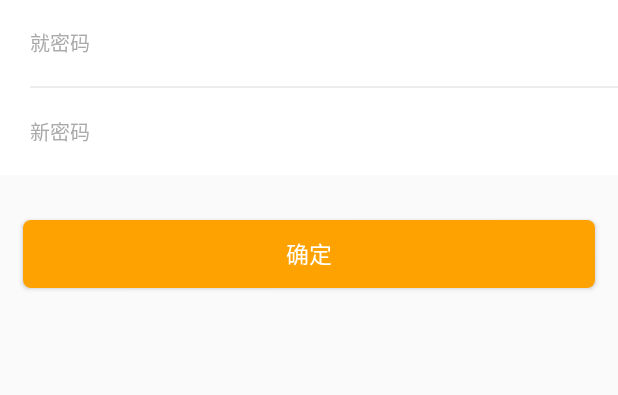
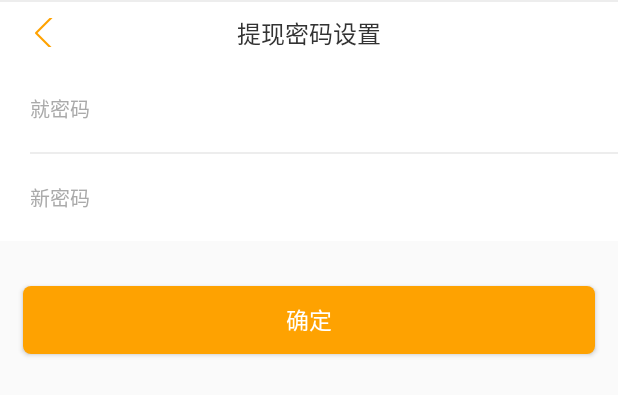
Before and after one commit to cjwmusic/TTravel, an Android app: the layout activity_tx_change.xml on its own in the app's theme, with its tools: preview values and no code run, on a phone screen of 412 x 824 dp. Shown: the top 395 px of the screen. Run offline under Robolectric (Android 15) with nearby library versions, the phone set to English and light mode, and no system bars.

Commit message:
添加支付密码设置和添加功能。

```diff
--- a/app/src/main/AndroidManifest.xml
+++ b/app/src/main/AndroidManifest.xml
@@ -67,6 +67,9 @@
         <activity android:name=".service.my.activity.TxSettingActivity" android:theme="@style/AppTheme.NoActionBar"></activity>
         <activity android:name=".service.my.activity.TxChangeActivity" android:theme="@style/AppTheme.NoActionBar"></activity>
 
+        <activity android:name=".service.my.activity.PayPasswordChangeActivity" android:theme="@style/AppTheme.NoActionBar"></activity>
+        <activity android:name=".service.my.activity.PayPasswordSettingActivity" android:theme="@style/AppTheme.NoActionBar"></activity>
+
         <!-- 实时通信模块、推送（若使用该功能，需添加以下声明）START -->
         <service android:name="com.avos.avoscloud.PushService"/>
         <receiver android:name="com.avos.avoscloud.AVBroadcastReceiver">
--- a/app/src/main/java/com/wukong/ttravel/Utils/Constant.java
+++ b/app/src/main/java/com/wukong/ttravel/Utils/Constant.java
@@ -19,6 +19,7 @@
     public static final String USER_AVATAR = "picUrl";
     public static final String USER_GENDER = "gender";
     public static final String USER_TX_PASSWORD = "userTxPassword";
+    public static final String USER_PAY_PASSWORD = "userPayPassword";
 
 
 
--- a/app/src/main/java/com/wukong/ttravel/Utils/Helper.java
+++ b/app/src/main/java/com/wukong/ttravel/Utils/Helper.java
@@ -82,6 +82,11 @@
     public String getTxPassword() {
         SharedPreferences user = this._context.getSharedPreferences("user_Info",0);
         return user.getString(Constant.USER_TX_PASSWORD,"");
+    }
+
+    public String getPayPassword() {
+        SharedPreferences user = this._context.getSharedPreferences("user_Info",0);
+        return user.getString(Constant.USER_PAY_PASSWORD,"");
     }
 
     public TTUser getCurrentUer() {
--- a/app/src/main/res/layout/activity_tx_change.xml
+++ b/app/src/main/res/layout/activity_tx_change.xml
@@ -2,6 +2,57 @@
 <LinearLayout xmlns:android="http://schemas.android.com/apk/res/android"
     android:orientation="vertical" android:layout_width="match_parent"
     android:layout_height="match_parent">
+
+    <!-- titleBar-->
+
+    <RelativeLayout
+        android:layout_width="fill_parent"
+        android:layout_height="@dimen/action_bar_height"
+        android:background="@color/write_bg">
+
+        <LinearLayout
+            android:id="@+id/action_bar_button_back"
+            android:layout_width="60dp"
+            android:layout_height="fill_parent"
+            android:background="@null"
+            android:gravity="center"
+            android:onClick="handleBack"
+            >
+
+            <ImageView
+                android:layout_width="19dp"
+                android:layout_height="19dp"
+                android:scaleType="center"
+                android:src="@drawable/back"
+                android:textColor="@color/black"
+                android:textSize="15dp"
+                />
+
+        </LinearLayout>
+
+        <TextView
+            android:id="@+id/action_bar_title"
+            android:layout_width="wrap_content"
+            android:layout_height="fill_parent"
+            android:layout_centerHorizontal="true"
+            android:layout_centerVertical="true"
+            android:layout_marginLeft="80dp"
+            android:layout_marginRight="80dp"
+            android:ellipsize="end"
+            android:gravity="center"
+            android:singleLine="true"
+            android:textColor="@color/blackLevel2"
+            android:text="提现密码设置"
+            android:textSize="16dp" />
+
+
+        <TextView
+            android:layout_width="match_parent"
+            android:layout_height="1dp"
+            android:layout_alignBottom="@id/action_bar_button_right"
+            android:background="@color/gray_bg"/>
+
+    </RelativeLayout>
 
 
     <RelativeLayout
@@ -25,7 +76,7 @@
             />
 
         <TextView
-            android:id="@id/line1"
+            android:id="@+id/line1"
             android:layout_width="match_parent"
             android:layout_height="1dp"
             android:background="@color/gray_bg"
```
Also changed, not shown: app/src/main/java/com/wukong/ttravel/service/my/activity/PayPasswordChangeActivity.java (added, +98 -0 lines), app/src/main/java/com/wukong/ttravel/service/my/activity/PayPasswordSettingActivity.java (added, +176 -0 lines), app/src/main/java/com/wukong/ttravel/service/my/activity/SettingActivity.java (+22 -3 lines).
